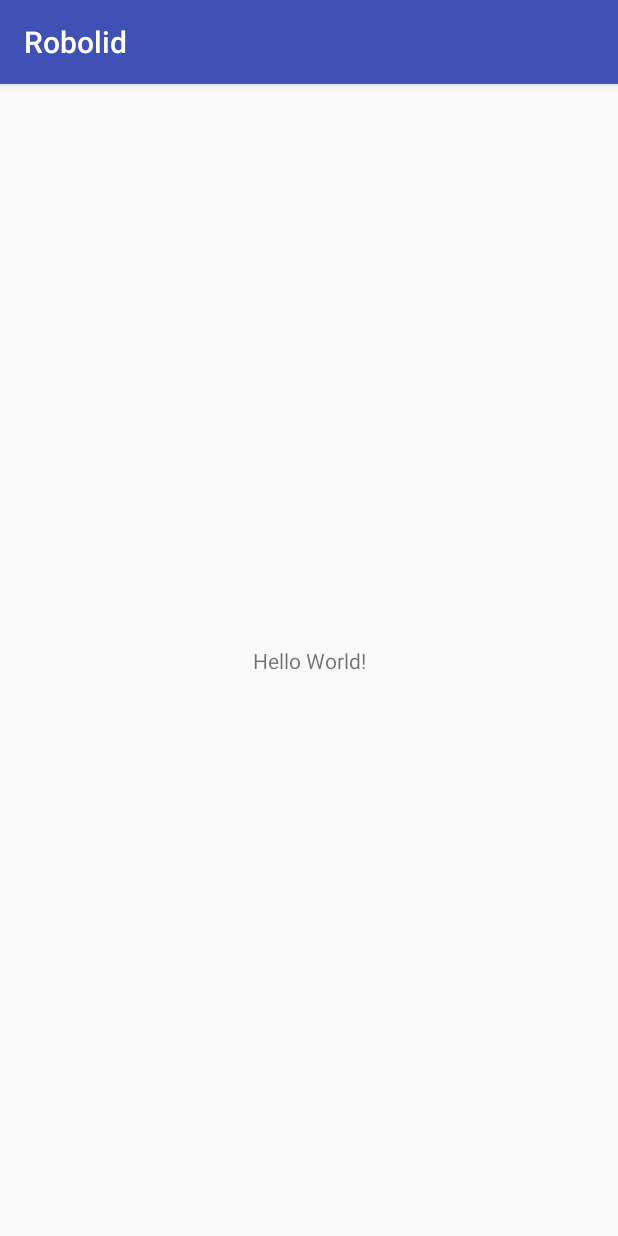
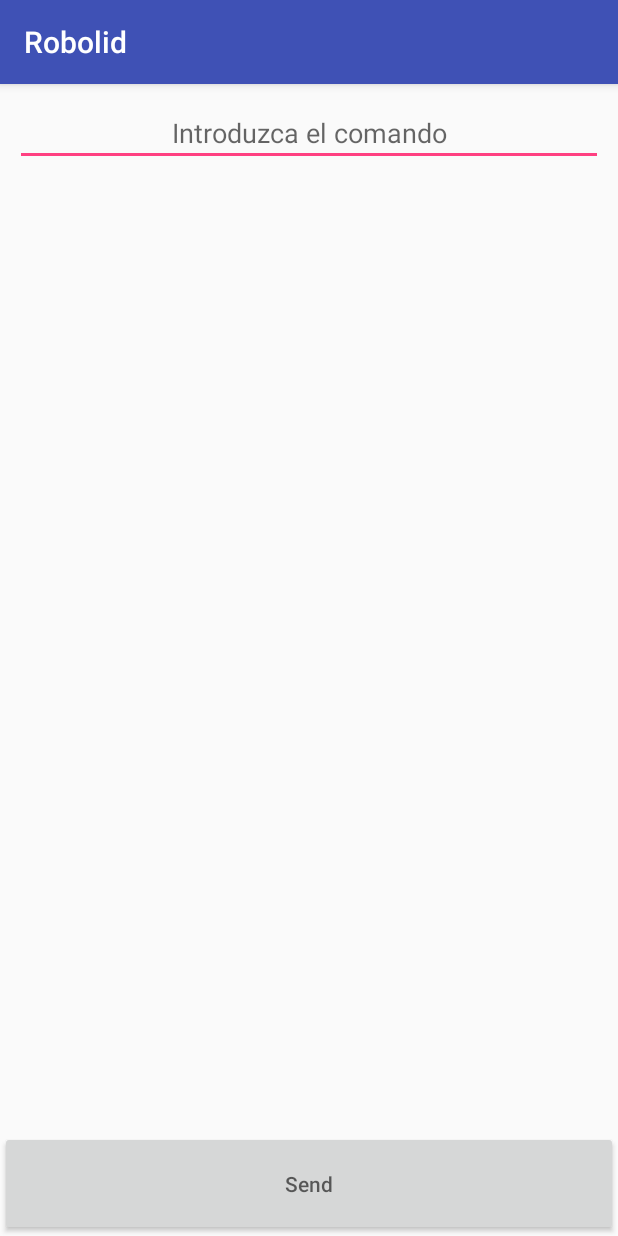
Before and after one commit to Pehugitos/Robolid2018, an Android app: the screen it shows after launch (SerialActivity), on a phone screen of 412 x 824 dp. Run offline under Robolectric (Android 15) with nearby library versions, the phone set to English and light mode, and no system bars.

Commit message:
Descubriendo los dispositivos pareados

```diff
--- a/Android/app/src/main/AndroidManifest.xml
+++ b/Android/app/src/main/AndroidManifest.xml
@@ -1,6 +1,11 @@
 <?xml version="1.0" encoding="utf-8"?>
 <manifest xmlns:android="http://schemas.android.com/apk/res/android"
     package="com.pechuguitos.pipo.robolid">
+
+    <uses-permission android:name="android.permission.BLUETOOTH" />
+    <uses-permission android:name="android.permission.BLUETOOTH_ADMIN" />
+    <uses-permission android:name="android.permission.ACCESS_COARSE_LOCATION" />
+
 
     <application
         android:allowBackup="true"
--- a/Android/app/src/main/java/com/pechuguitos/pipo/robolid/SerialActivity.java
+++ b/Android/app/src/main/java/com/pechuguitos/pipo/robolid/SerialActivity.java
@@ -1,13 +1,50 @@
 package com.pechuguitos.pipo.robolid;
 
+import android.bluetooth.BluetoothAdapter;
+import android.bluetooth.BluetoothDevice;
+import android.content.BroadcastReceiver;
+import android.content.Context;
+import android.content.Intent;
+import android.content.IntentFilter;
 import android.support.v7.app.AppCompatActivity;
 import android.os.Bundle;
+import android.util.Log;
+import android.widget.Button;
+import android.widget.EditText;
+
+import java.util.ArrayList;
+import java.util.Set;
 
 public class SerialActivity extends AppCompatActivity {
+    private BluetoothAdapter mBluetoothAdapter;
+    private int REQUEST_ENABLE_BT = 2;
+    private EditText txt_Serial;
+    private Button btn_Send;
 
     @Override
     protected void onCreate(Bundle savedInstanceState) {
         super.onCreate(savedInstanceState);
         setContentView(R.layout.serial);
+        txt_Serial = findViewById(R.id.serial_in);
+        btn_Send = findViewById(R.id.serial_send);
+
+
+        mBluetoothAdapter = BluetoothAdapter.getDefaultAdapter();
+        if (!mBluetoothAdapter.isEnabled()) {
+            Intent enableBtIntent = new Intent(BluetoothAdapter.ACTION_REQUEST_ENABLE);
+            startActivityForResult(enableBtIntent, REQUEST_ENABLE_BT);
+        }
+
+        Set<BluetoothDevice> pairedDevices = mBluetoothAdapter.getBondedDevices();
+
+        if (pairedDevices.size() > 0) {
+            // There are paired devices. Get the name and address of each paired device.
+            for (BluetoothDevice device : pairedDevices) {
+                String deviceName = device.getName();
+                String deviceHardwareAddress = device.getAddress(); // MAC address
+                Log.d("Descubierto", deviceName + " " + deviceHardwareAddress);
+            }
+        }
     }
+
 }
--- a/Android/app/src/main/res/layout/serial.xml
+++ b/Android/app/src/main/res/layout/serial.xml
@@ -1,18 +1,34 @@
 <?xml version="1.0" encoding="utf-8"?>
-<android.support.constraint.ConstraintLayout xmlns:android="http://schemas.android.com/apk/res/android"
+<LinearLayout xmlns:android="http://schemas.android.com/apk/res/android"
     xmlns:app="http://schemas.android.com/apk/res-auto"
     xmlns:tools="http://schemas.android.com/tools"
     android:layout_width="match_parent"
     android:layout_height="match_parent"
+    android:orientation="vertical"
     tools:context=".SerialActivity">
+    <LinearLayout
+        android:layout_width="match_parent"
+        android:layout_height="wrap_content"
+        android:layout_weight="1">
+        <EditText
+            android:id="@+id/serial_in"
+            android:layout_width="match_parent"
+            android:layout_height="wrap_content"
+            android:hint="@string/textHint"
+            android:textAlignment="center"
+            android:layout_marginTop="10dp"
+            android:layout_marginRight="10dp"
+            android:layout_marginLeft="10dp"
+            android:padding="10dp"
+            />
+    </LinearLayout>
 
-    <TextView
-        android:layout_width="wrap_content"
-        android:layout_height="wrap_content"
-        android:text="Hello World!"
-        app:layout_constraintBottom_toBottomOf="parent"
-        app:layout_constraintLeft_toLeftOf="parent"
-        app:layout_constraintRight_toRightOf="parent"
-        app:layout_constraintTop_toTopOf="parent" />
+    <Button
+        android:id="@+id/serial_send"
+        android:layout_width="match_parent"
+        android:layout_height="70dp"
+        android:hint="@string/send_button"
+        android:layout_weight="0"
+        />
 
-</android.support.constraint.ConstraintLayout>
+</LinearLayout>
--- a/Android/app/src/main/res/values/strings.xml
+++ b/Android/app/src/main/res/values/strings.xml
@@ -1,3 +1,5 @@
 <resources>
     <string name="app_name">Robolid</string>
+    <string name="textHint">Introduzca el comando</string>
+    <string name="send_button">Send</string>
 </resources>
```
